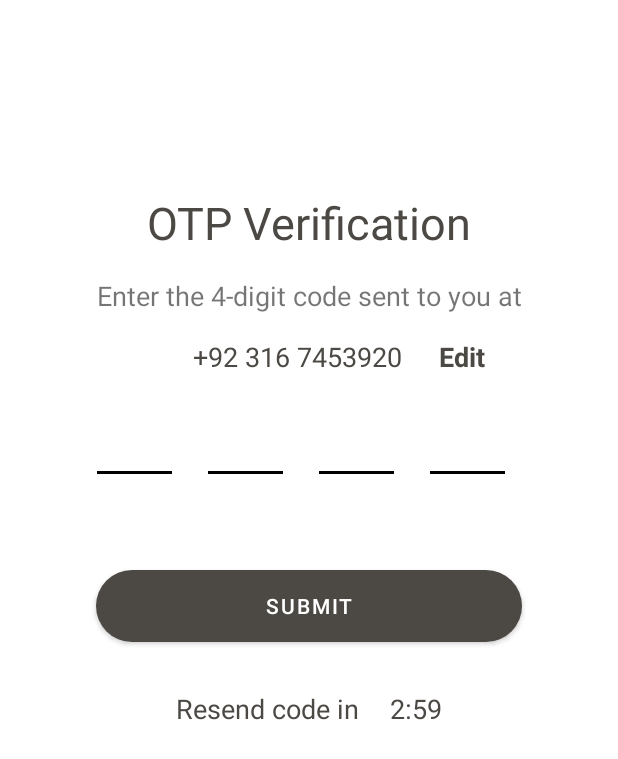
After one commit to aktech-dev/Design, an Android app: the Otp screen opened directly, with no data from a screen before it, on a phone screen of 412 x 824 dp. The commit adds this screen. Shown: the top 759 px of the screen. Run offline under Robolectric (Android 15) with nearby library versions, the phone set to English and light mode, and no system bars.

Commit message:
intial commit

```diff
--- a/app/src/main/AndroidManifest.xml
+++ b/app/src/main/AndroidManifest.xml
@@ -11,7 +11,9 @@
         android:roundIcon="@mipmap/ic_launcher_round"
         android:supportsRtl="true"
         android:theme="@style/Theme.Design.NoActionBar">
-        <activity android:name=".SignUp"></activity>
+        <activity android:name=".Otp"></activity>
+        <activity android:name=".Login2" />
+        <activity android:name=".SignUp" />
         <activity android:name=".Prayer" />
         <activity android:name=".Register" />
 
--- /dev/null
+++ b/app/src/main/java/com/example/design/Otp.java
@@ -0,0 +1,14 @@
+package com.example.design;
+
+import androidx.appcompat.app.AppCompatActivity;
+
+import android.os.Bundle;
+
+public class Otp extends AppCompatActivity {
+
+    @Override
+    protected void onCreate(Bundle savedInstanceState) {
+        super.onCreate(savedInstanceState);
+        setContentView(R.layout.activity_otp);
+    }
+}
--- /dev/null
+++ b/app/src/main/res/drawable/blkbtn.xml
@@ -0,0 +1,8 @@
+<?xml version="1.0" encoding="utf-8"?>
+<shape android:shape="rectangle"
+    xmlns:android="http://schemas.android.com/apk/res/android">
+
+    <solid android:color="@color/mygrey" />
+    <corners android:radius="40dp"/>
+
+</shape>
--- /dev/null
+++ b/app/src/main/res/drawable/fild.xml
@@ -0,0 +1,5 @@
+<?xml version="1.0" encoding="utf-8"?>
+<shape android:shape="rectangle"
+    xmlns:android="http://schemas.android.com/apk/res/android">
+    <stroke android:color="@color/black" android:width="1dp"/>
+</shape>
--- /dev/null
+++ b/app/src/main/res/layout/activity_otp.xml
@@ -0,0 +1,151 @@
+<?xml version="1.0" encoding="utf-8"?>
+<androidx.constraintlayout.widget.ConstraintLayout xmlns:android="http://schemas.android.com/apk/res/android"
+    xmlns:app="http://schemas.android.com/apk/res-auto"
+    xmlns:tools="http://schemas.android.com/tools"
+    android:layout_width="match_parent"
+    android:layout_height="match_parent"
+    tools:context=".Otp">
+
+    <View
+        android:id="@+id/view8"
+        android:layout_width="50dp"
+        android:layout_height="2dp"
+        android:layout_marginStart="24dp"
+        android:layout_marginLeft="24dp"
+        android:layout_marginTop="64dp"
+        android:background="@color/black"
+        app:layout_constraintStart_toEndOf="@+id/view7"
+        app:layout_constraintTop_toBottomOf="@+id/textView47" />
+
+    <TextView
+        android:id="@+id/textView43"
+        android:layout_width="wrap_content"
+        android:layout_height="wrap_content"
+        android:layout_marginStart="32dp"
+        android:layout_marginLeft="32dp"
+        android:layout_marginTop="128dp"
+        android:layout_marginEnd="32dp"
+        android:layout_marginRight="32dp"
+        android:text="OTP Verification"
+        android:textColor="@color/mygrey"
+        android:textSize="30sp"
+        app:layout_constraintEnd_toEndOf="parent"
+        app:layout_constraintStart_toStartOf="parent"
+        app:layout_constraintTop_toTopOf="parent" />
+
+    <TextView
+        android:id="@+id/textView46"
+        android:layout_width="wrap_content"
+        android:layout_height="wrap_content"
+        android:layout_marginStart="8dp"
+        android:layout_marginLeft="8dp"
+        android:layout_marginTop="16dp"
+        android:layout_marginEnd="8dp"
+        android:layout_marginRight="8dp"
+        android:text="Enter the 4-digit code sent to you at"
+        android:textSize="18sp"
+        app:layout_constraintEnd_toEndOf="parent"
+        app:layout_constraintStart_toStartOf="parent"
+        app:layout_constraintTop_toBottomOf="@+id/textView43" />
+
+    <TextView
+        android:id="@+id/textView47"
+        android:layout_width="wrap_content"
+        android:layout_height="wrap_content"
+        android:layout_marginTop="16dp"
+        android:layout_marginEnd="16dp"
+        android:layout_marginRight="16dp"
+        android:text="+92 316 7453920"
+        android:textColor="@color/mygrey"
+        android:textSize="18sp"
+        app:layout_constraintEnd_toEndOf="@+id/textView46"
+        app:layout_constraintStart_toStartOf="@+id/textView46"
+        app:layout_constraintTop_toBottomOf="@+id/textView46" />
+
+    <TextView
+        android:id="@+id/textView48"
+        android:layout_width="wrap_content"
+        android:layout_height="wrap_content"
+        android:layout_marginTop="16dp"
+        android:text="Edit"
+        android:textColor="@color/mygrey"
+        android:textSize="18sp"
+        android:textStyle="bold"
+        app:layout_constraintEnd_toEndOf="@+id/textView46"
+        app:layout_constraintStart_toEndOf="@+id/textView47"
+        app:layout_constraintTop_toBottomOf="@+id/textView46" />
+
+    <View
+        android:id="@+id/view5"
+        android:layout_width="50dp"
+        android:layout_height="2dp"
+        android:layout_marginTop="64dp"
+        android:background="@color/black"
+        app:layout_constraintStart_toStartOf="@+id/textView46"
+        app:layout_constraintTop_toBottomOf="@+id/textView47" />
+
+    <View
+        android:id="@+id/view6"
+        android:layout_width="50dp"
+        android:layout_height="2dp"
+        android:layout_marginStart="24dp"
+        android:layout_marginLeft="24dp"
+        android:layout_marginTop="64dp"
+        android:background="@color/black"
+        app:layout_constraintStart_toEndOf="@+id/view5"
+        app:layout_constraintTop_toBottomOf="@+id/textView47" />
+
+    <View
+        android:id="@+id/view7"
+        android:layout_width="50dp"
+        android:layout_height="2dp"
+        android:layout_marginStart="24dp"
+        android:layout_marginLeft="24dp"
+        android:layout_marginTop="64dp"
+        android:background="@color/black"
+        app:layout_constraintStart_toEndOf="@+id/view6"
+        app:layout_constraintTop_toBottomOf="@+id/textView47" />
+
+    <Button
+        android:id="@+id/button6"
+        android:layout_width="0dp"
+        android:layout_height="wrap_content"
+        android:layout_marginStart="64dp"
+        android:layout_marginLeft="64dp"
+        android:layout_marginTop="64dp"
+        android:layout_marginEnd="64dp"
+        android:layout_marginRight="64dp"
+        android:background="@drawable/blkbtn"
+        android:text="SUBMIT"
+        app:layout_constraintEnd_toEndOf="parent"
+        app:layout_constraintStart_toStartOf="parent"
+        app:layout_constraintTop_toBottomOf="@+id/view7" />
+
+    <TextView
+        android:id="@+id/textView49"
+        android:layout_width="wrap_content"
+        android:layout_height="wrap_content"
+        android:layout_marginStart="32dp"
+        android:layout_marginLeft="32dp"
+        android:layout_marginTop="32dp"
+        android:text="Resend code in"
+        android:textColor="@color/mygrey"
+        android:textSize="18sp"
+        app:layout_constraintEnd_toStartOf="@+id/textView50"
+        app:layout_constraintStart_toStartOf="@+id/button6"
+        app:layout_constraintTop_toBottomOf="@+id/button6" />
+
+    <TextView
+        android:id="@+id/textView50"
+        android:layout_width="wrap_content"
+        android:layout_height="wrap_content"
+        android:layout_marginTop="32dp"
+        android:layout_marginEnd="32dp"
+        android:layout_marginRight="32dp"
+        android:text="2:59"
+        android:textColor="@color/mygrey"
+        android:textSize="18sp"
+        app:layout_constraintEnd_toEndOf="@+id/button6"
+        app:layout_constraintStart_toEndOf="@+id/textView49"
+        app:layout_constraintTop_toBottomOf="@+id/button6" />
+</androidx.constraintlayout.widget.ConstraintLayout>
--- a/app/src/main/res/values/themes.xml
+++ b/app/src/main/res/values/themes.xml
@@ -2,7 +2,7 @@
     <!-- Base application theme. -->
     <style name="Theme.Design" parent="Theme.MaterialComponents.DayNight.DarkActionBar">
         <!-- Primary brand color. -->
-        <item name="colorPrimary">@color/back</item>
+        <item name="colorPrimary">@color/mygrey</item>
         <item name="colorPrimaryVariant">@color/back</item>
         <item name="colorOnPrimary">@color/white</item>
         <!-- Secondary brand color. -->
```
Also changed, not shown: app/src/main/java/com/example/design/Login2.java (added, +14 -0 lines), app/src/main/res/layout/activity_login2.xml (added, +156 -0 lines), app/src/main/res/drawable-v24/mask.png (added).
